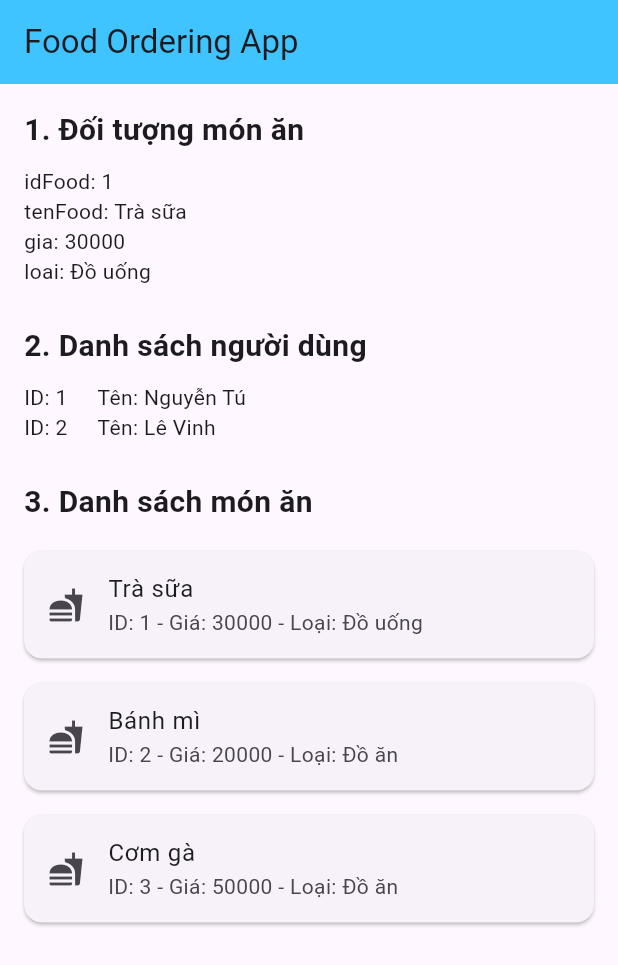
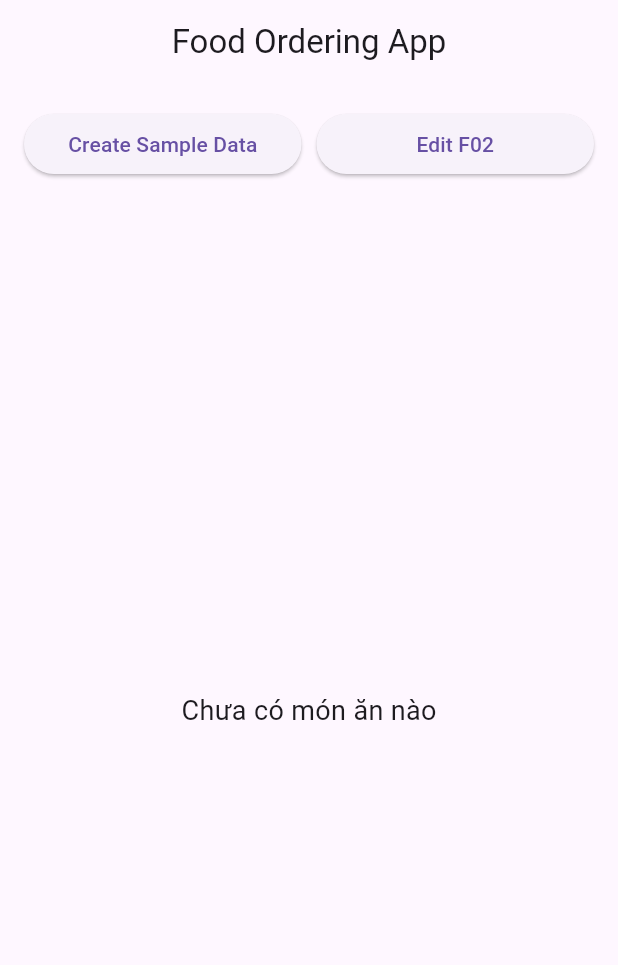
Before and after one commit to Tunguyen-05/Food-Ordering-App_Vinh_Tu_N03_1_2026, a Flutter app: the screen it shows after launch, on a phone screen of 412 x 824 dp. Shown: the top 965 px of the screen. Run offline on Flutter 3.47's test engine with Material 3 defaults, Android fonts, the phone set to English and light mode, and no system bars.

Commit message:
bài thực hành buổi 3

```diff
--- /dev/null
+++ b/lib/food_item.dart
@@ -0,0 +1,24 @@
+class FoodItem {
+  String id;
+  String name;
+  double price;
+  String category;
+  bool isAvailable;
+
+  FoodItem({
+    required this.id,
+    required this.name,
+    required this.price,
+    required this.category,
+    required this.isAvailable,
+  });
+
+  void displayInfo() {
+    print('ID: $id');
+    print('Name: $name');
+    print('Price: $price');
+    print('Category: $category');
+    print('Available: $isAvailable');
+    print('----------------------');
+  }
+}
--- /dev/null
+++ b/lib/list_food_item.dart
@@ -0,0 +1,24 @@
+import 'food_item.dart';
+
+class ListFoodItem {
+  List<FoodItem> foodList = [];
+
+  void create(FoodItem food) {
+    foodList.add(food);
+  }
+
+  void edit(String id, FoodItem newFood) {
+    for (int i = 0; i < foodList.length; i++) {
+      if (foodList[i].id == id) {
+        foodList[i] = newFood;
+        return;
+      }
+    }
+  }
+
+  void read() {
+    for (var food in foodList) {
+      print('${food.id} - ${food.name} - ${food.price}');
+    }
+  }
+}
--- a/lib/main.dart
+++ b/lib/main.dart
@@ -1,4 +1,6 @@
 import 'package:flutter/material.dart';
+import 'food_item.dart';
+import 'list_food_item.dart';
 
 void main() {
   runApp(const MyApp());
@@ -11,124 +13,132 @@ class MyApp extends StatelessWidget {
   Widget build(BuildContext context) {
     return MaterialApp(
       debugShowCheckedModeBanner: false,
-      title: 'Food Ordering App',
-      home: const MyHomePage(),
+      title: 'Food Ordering Demo',
+      home: const FoodScreen(),
     );
   }
 }
 
-class MyHomePage extends StatelessWidget {
-  const MyHomePage({super.key});
+class FoodScreen extends StatefulWidget {
+  const FoodScreen({super.key});
+
+  @override
+  State<FoodScreen> createState() => _FoodScreenState();
+}
+
+class _FoodScreenState extends State<FoodScreen> {
+  ListFoodItem manager = ListFoodItem();
+
+  void addSampleData() {
+    setState(() {
+      manager.foodList.clear();
+
+      manager.create(
+        FoodItem(
+          id: 'F01',
+          name: 'Burger',
+          price: 50000,
+          category: 'Fast Food',
+          isAvailable: true,
+        ),
+      );
+
+      manager.create(
+        FoodItem(
+          id: 'F02',
+          name: 'Pizza',
+          price: 120000,
+          category: 'Italian',
+          isAvailable: true,
+        ),
+      );
+
+      manager.create(
+        FoodItem(
+          id: 'F03',
+          name: 'Fried Chicken',
+          price: 80000,
+          category: 'Chicken',
+          isAvailable: false,
+        ),
+      );
+    });
+  }
+
+  void editFood() {
+    setState(() {
+      manager.edit(
+        'F02',
+        FoodItem(
+          id: 'F02',
+          name: 'Cheese Pizza',
+          price: 130000,
+          category: 'Italian',
+          isAvailable: true,
+        ),
+      );
+    });
+  }
 
   @override
   Widget build(BuildContext context) {
-    int idFood = 1;
-    String tenFood = "Trà sữa";
-    int gia = 30000;
-    String loai = "Đồ uống";
-
-    // Đối tượng món ăn
-    var food = {
-      'idFood': idFood,
-      'tenFood': tenFood,
-      'gia': gia,
-      'loai': loai,
-    };
-
-    // Danh sách người dùng
-    var Listuser = [
-      {
-      'idUser': 1,
-      'tenUser': 'Nguyễn Tú',
-      },
-      {
-        'idUser': 2,
-        'tenUser': 'Lê Vinh',
-      }
-    ];
-
-    // Danh sách món ăn
-    var listFood = [
-      {
-        'idFood': 1,
-        'tenFood': 'Trà sữa',
-        'gia': 30000,
-        'loai': 'Đồ uống',
-      },
-      {
-        'idFood': 2,
-        'tenFood': 'Bánh mì',
-        'gia': 20000,
-        'loai': 'Đồ ăn',
-      },
-      {
-        'idFood': 3,
-        'tenFood': 'Cơm gà',
-        'gia': 50000,
-        'loai': 'Đồ ăn',
-      },
-    ];
-
     return Scaffold(
       appBar: AppBar(
-        title: const Text("Food Ordering App"),
-        backgroundColor: Colors.lightBlueAccent,
+        title: const Text('Food Ordering App'),
+        centerTitle: true,
       ),
-      body: SingleChildScrollView(
+      body: Padding(
         padding: const EdgeInsets.all(16),
         child: Column(
-          crossAxisAlignment: CrossAxisAlignment.start,
           children: [
-            const Text(
-              "1. Đối tượng món ăn",
-              style: TextStyle(fontSize: 20, fontWeight: FontWeight.bold),
+            Row(
+              children: [
+                Expanded(
+                  child: ElevatedButton(
+                    onPressed: addSampleData,
+                    child: const Text('Create Sample Data'),
+                  ),
+                ),
+                const SizedBox(width: 10),
+                Expanded(
+                  child: ElevatedButton(
+                    onPressed: editFood,
+                    child: const Text('Edit F02'),
+                  ),
+                ),
+              ],
             ),
-            const SizedBox(height: 10),
-            Text("idFood: ${food['idFood']}"),
-            Text("tenFood: ${food['tenFood']}"),
-            Text("gia: ${food['gia']}"),
-            Text("loai: ${food['loai']}"),
+            const SizedBox(height: 20),
+            Expanded(
+              child: manager.foodList.isEmpty
+                  ? const Center(
+                child: Text(
+                  'Chưa có món ăn nào',
+                  style: TextStyle(fontSize: 18),
+                ),
+              )
+                  : ListView.builder(
+                itemCount: manager.foodList.length,
+                itemBuilder: (context, index) {
+                  final food = manager.foodList[index];
 
-            const SizedBox(height: 25),
-
-            const Text(
-              "2. Danh sách người dùng",
-              style: TextStyle(fontSize: 20, fontWeight: FontWeight.bold),
-            ),
-
-            const SizedBox(height: 10),
-            Column(
-              children: Listuser.map((userItem) {
-                return Row(
-                  children: [
-                    Text("ID: ${userItem['idUser']}"),
-                    const SizedBox(width: 20),
-                    Text("Tên: ${userItem['tenUser']}"),
-                  ],
-                );
-              }).toList(),
-            ),
-            const SizedBox(height: 25),
-
-            const Text(
-              "3. Danh sách món ăn",
-              style: TextStyle(fontSize: 20, fontWeight: FontWeight.bold),
-            ),
-            const SizedBox(height: 10),
-
-            Column(
-              children: listFood.map((foodItem) {
-                return Card(
-                  margin: const EdgeInsets.symmetric(vertical: 8),
-                  child: ListTile(
-                    leading: const Icon(Icons.fastfood),
-                    title: Text("${foodItem['tenFood']}"),
-                    subtitle: Text(
-                      "ID: ${foodItem['idFood']} - Giá: ${foodItem['gia']} - Loại: ${foodItem['loai']}",
+                  return Card(
+                    margin: const EdgeInsets.only(bottom: 12),
+                    child: ListTile(
+                      leading: CircleAvatar(
+                        child: Text(food.id),
+                      ),
+                      title: Text(food.name),
+                      subtitle: Text(
+                        'Price: ${food.price} VND\n'
+                            'Category: ${food.category}\n'
+                            'Available: ${food.isAvailable ? "Yes" : "No"}',
+                      ),
+                      isThreeLine: true,
                     ),
-                  ),
-                );
-              }).toList(),
+                  );
+                },
+              ),
             ),
           ],
         ),
```
Also changed, not shown: 1 other file.
